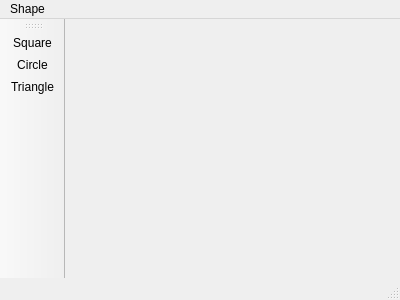
Above: mainwindow.ui from laban211/ADP before the change. Below: the same form after it.
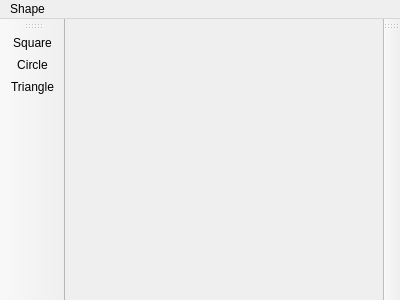
That is the form after the change.

What changed in the file:
```diff
--- a/mainwindow.ui
+++ b/mainwindow.ui
@@ -44,7 +44,17 @@
    <addaction name="actionCircle"/>
    <addaction name="actionTriangle"/>
   </widget>
-  <widget class="QStatusBar" name="statusBar"/>
+  <widget class="QToolBar" name="rightToolBar">
+   <property name="windowTitle">
+    <string>toolBar</string>
+   </property>
+   <attribute name="toolBarArea">
+    <enum>RightToolBarArea</enum>
+   </attribute>
+   <attribute name="toolBarBreak">
+    <bool>false</bool>
+   </attribute>
+  </widget>
   <action name="actionSquare">
    <property name="text">
     <string>Square</string>
```
Left out of the diff: 2 changed lines with no effect on the pictures.
